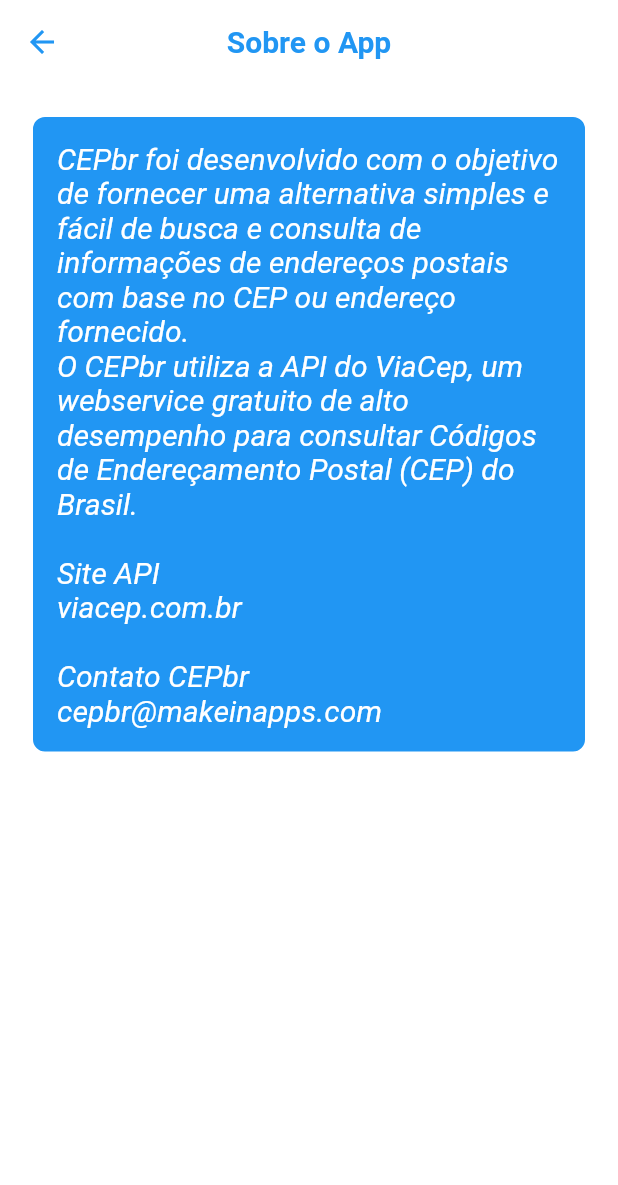
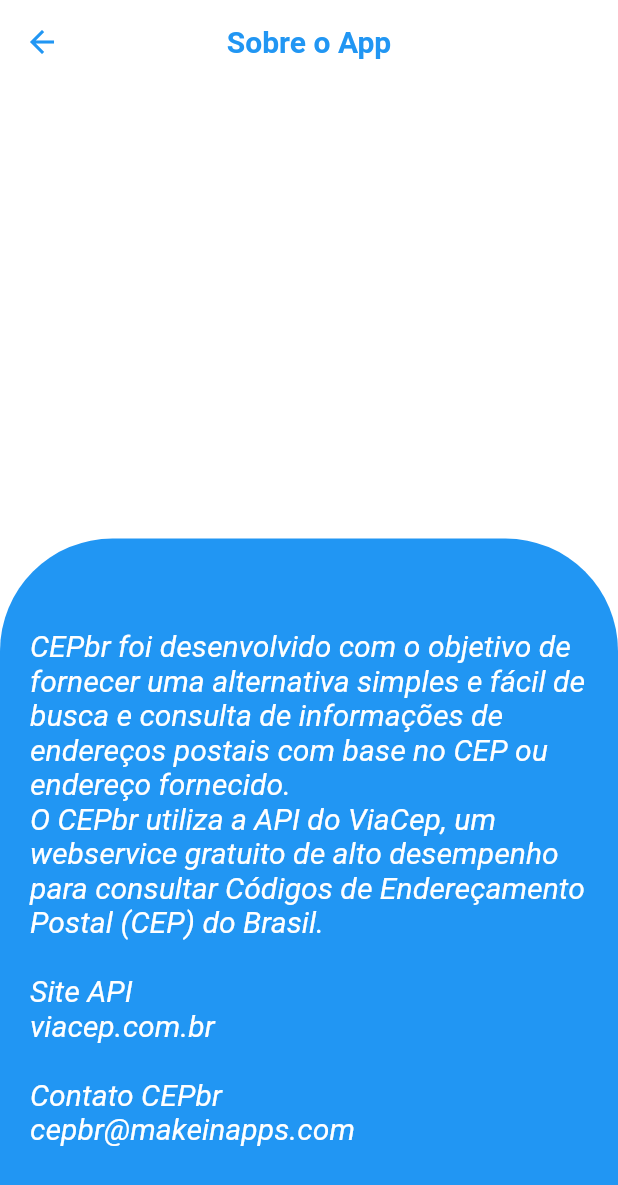
Before and after one commit to GeisonRDS/cep_br, a Flutter app: the TelaSobre screen opened directly, on a phone screen of 412 x 824 dp. Shown: the top 1185 px of the screen. Run offline on Flutter 3.47's test engine with Material 2 defaults, Android fonts, the phone set to English and light mode, and no system bars.

Commit message:
Segundo commit, foi alterado o container do arquivo TelaSobre inserindo bordas arredondadas nos cantos superiores.

```diff
--- a/lib/Home.dart
+++ b/lib/Home.dart
@@ -58,11 +58,11 @@ class _HomeState extends State<Home> {
         elevation: 0.0,
       ),
       body: Container(
-        padding: EdgeInsets.all(16),
         child: telas[_indiceAtual],
         color: Colors.white,
       ),
       bottomNavigationBar: BottomNavigationBar(
+
           backgroundColor: Colors.white,
           currentIndex: _indiceAtual,
           onTap: (indice){
--- a/lib/telas/TelaResultado.dart
+++ b/lib/telas/TelaResultado.dart
@@ -84,7 +84,7 @@ class _TelaResultadoState extends State<TelaResultado> {
         ),
         body: Center(
             child:  Padding(
-                padding: EdgeInsets.fromLTRB(20, 30, 20, 0),
+                padding: EdgeInsets.fromLTRB(20, 0, 20, 60),
                 child: Padding(
                     padding: EdgeInsets.all(16),
                     child: Center(
@@ -112,7 +112,7 @@ class _TelaResultadoState extends State<TelaResultado> {
           body: Container(
             color: Colors.white,
             child: Padding(
-              padding: EdgeInsets.all(20),
+              padding: EdgeInsets.only(left:20, right: 20),
               child: Center(
                 child: FutureBuilder<List<Cep>>(
                   future: _recuperarEnderecos(),
--- a/lib/telas/TelaSobre.dart
+++ b/lib/telas/TelaSobre.dart
@@ -23,18 +23,17 @@ class _TelaSobreState extends State<TelaSobre> {
         backgroundColor: Colors.white,
         elevation: 0.0,
       ),
-      body: SingleChildScrollView(
-        child: Padding(
-          padding: EdgeInsets.all(20),
-          child: Center(
-            child: Container(
+      body: Column(
+        crossAxisAlignment: CrossAxisAlignment.stretch,
+        mainAxisAlignment: MainAxisAlignment.end,
+        children: <Widget>[
+          Container(
               decoration: BoxDecoration(
                   color: Colors.blue,
-                border: Border.all(color: Colors.white, width: 2.0),
-                borderRadius: BorderRadius.circular(10.0),
+                  borderRadius: BorderRadius.only(topLeft: Radius.circular(75), topRight: Radius.circular(75))
               ),
               child: Padding(
-                padding: EdgeInsets.all(16),
+                padding: EdgeInsets.only(left: 20, top: 60, right: 20, bottom: 60),
                 child: Text(
                   "CEPbr foi desenvolvido com o objetivo de fornecer uma "
                       "alternativa simples e fácil de busca e consulta de "
@@ -55,8 +54,7 @@ class _TelaSobreState extends State<TelaSobre> {
                 ),
               )
           ),
-          ),
-        )
+        ],
       )
     );
   }
```
Lines whose indentation alone changed are shown as unchanged.
